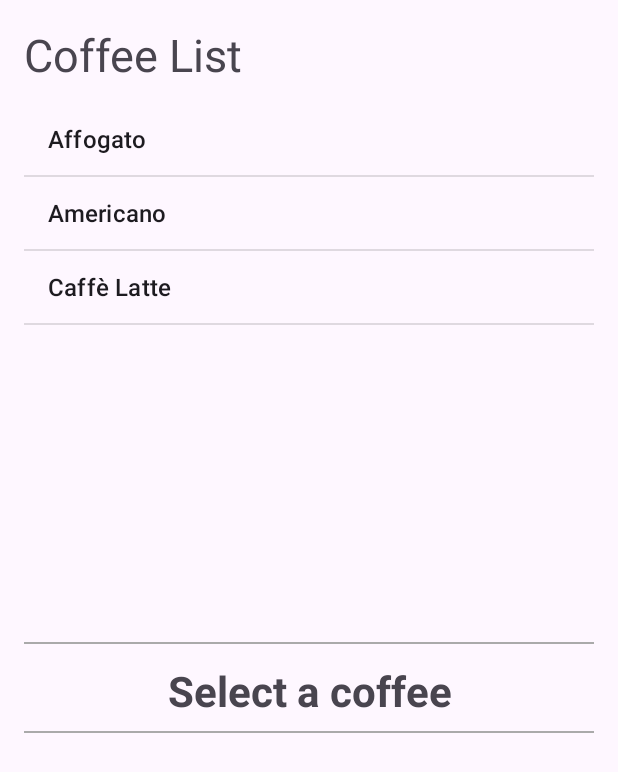
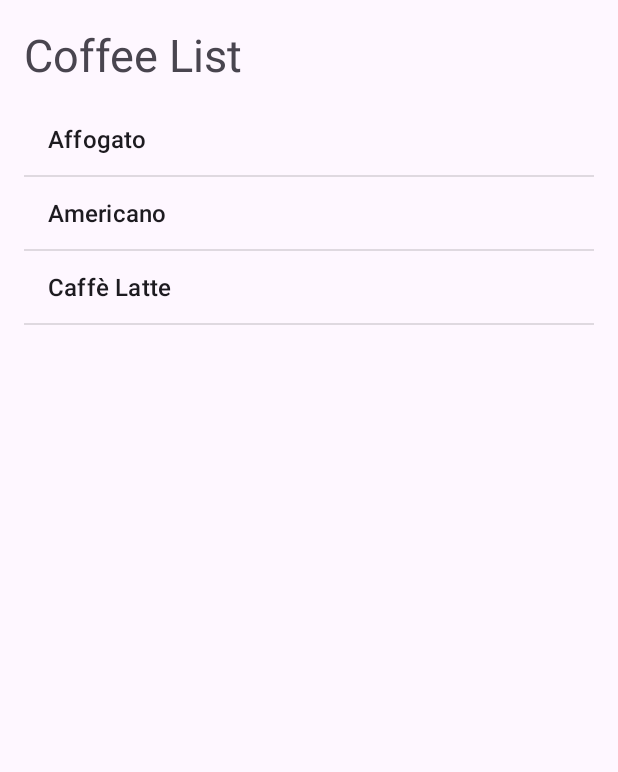
Before and after one commit to Maxhunter345/LAB_WEEK_03, an Android app: the screen it shows after launch (MainActivity), on a phone screen of 412 x 824 dp. Shown: the top 772 px of the screen. Run offline under Robolectric (Android 15) with nearby library versions, the phone set to English and light mode, and no system bars.

```diff
--- a/app/build.gradle.kts
+++ b/app/build.gradle.kts
@@ -36,7 +36,6 @@ android {
 }
 
 dependencies {
-
     implementation(libs.androidx.core.ktx)
     implementation(libs.androidx.appcompat)
     implementation(libs.material)
--- a/app/src/main/java/com/example/lab_week_03/MainActivity.kt
+++ b/app/src/main/java/com/example/lab_week_03/MainActivity.kt
@@ -7,11 +7,25 @@ class MainActivity : AppCompatActivity(), ListFragment.CoffeeListener {
     override fun onCreate(savedInstanceState: Bundle?) {
         super.onCreate(savedInstanceState)
         setContentView(R.layout.activity_main)
+
+        if (savedInstanceState == null) {
+            supportFragmentManager.beginTransaction()
+                .replace(R.id.fragment_container, ListFragment())
+                .commit()
+        }
     }
 
     override fun onCoffeeSelected(name: String, description: String) {
-        val detailFragment =
-            supportFragmentManager.findFragmentById(R.id.detail_fragment) as DetailFragment
-        detailFragment.updateCoffee(name, description)
+        val detailFragment = DetailFragment().apply {
+            arguments = Bundle().apply {
+                putString("name", name)
+                putString("description", description)
+            }
+        }
+
+        supportFragmentManager.beginTransaction()
+            .replace(R.id.fragment_container, detailFragment)
+            .addToBackStack(null)
+            .commit()
     }
 }
--- a/app/src/main/res/layout/activity_main.xml
+++ b/app/src/main/res/layout/activity_main.xml
@@ -4,17 +4,8 @@
     android:layout_width="match_parent"
     android:layout_height="match_parent">
 
-    <fragment
-        android:id="@+id/list_fragment"
-        android:name="com.example.lab_week_03.ListFragment"
+    <FrameLayout
+        android:id="@+id/fragment_container"
         android:layout_width="match_parent"
-        android:layout_height="0dp"
-        android:layout_weight="1"/>
-
-    <fragment
-        android:id="@+id/detail_fragment"
-        android:name="com.example.lab_week_03.DetailFragment"
-        android:layout_width="match_parent"
-        android:layout_height="0dp"
-        android:layout_weight="1"/>
+        android:layout_height="match_parent" />
 </LinearLayout>
```
Also changed, not shown: app/src/main/java/com/example/lab_week_03/DetailFragment.kt (+9 -6 lines), 2 other files.
